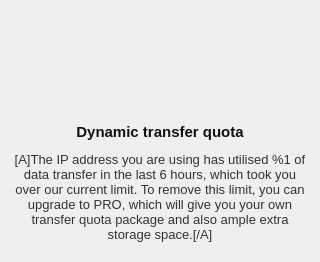
Before: the Qt Designer form src/MEGASync/gui/linux/DynamicTransferQuotaPopOver.ui in meganz/MEGAsync, drawn with Qt 5.
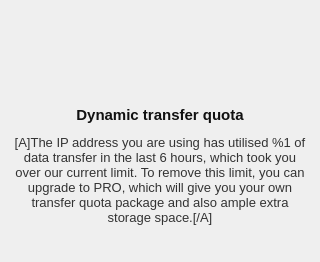
After: the same form once the commit is applied. Icons and pictures are not drawn.

The edit to the form file:
```diff
--- a/src/MEGASync/gui/linux/DynamicTransferQuotaPopOver.ui
+++ b/src/MEGASync/gui/linux/DynamicTransferQuotaPopOver.ui
@@ -39,7 +39,7 @@
     <number>12</number>
    </property>
    <property name="topMargin">
-    <number>32</number>
+    <number>15</number>
    </property>
    <property name="rightMargin">
     <number>12</number>
```
